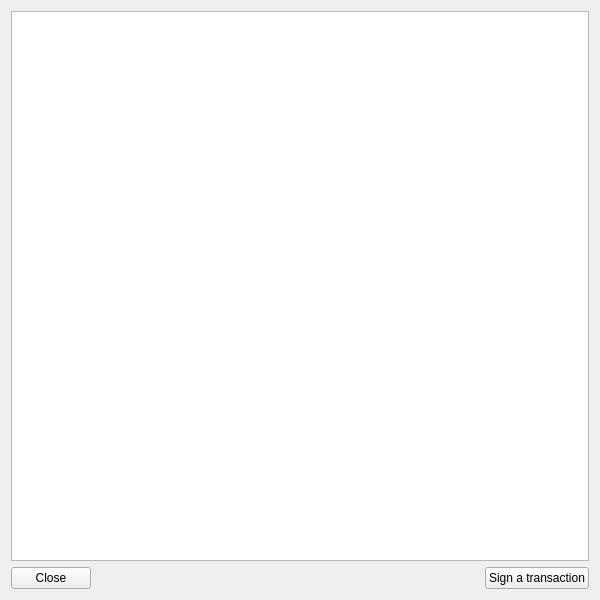
Old version of the form offline_wallet/forms/transactionwindow.ui in the repository bmstu-iu8-2018-project/wallet.
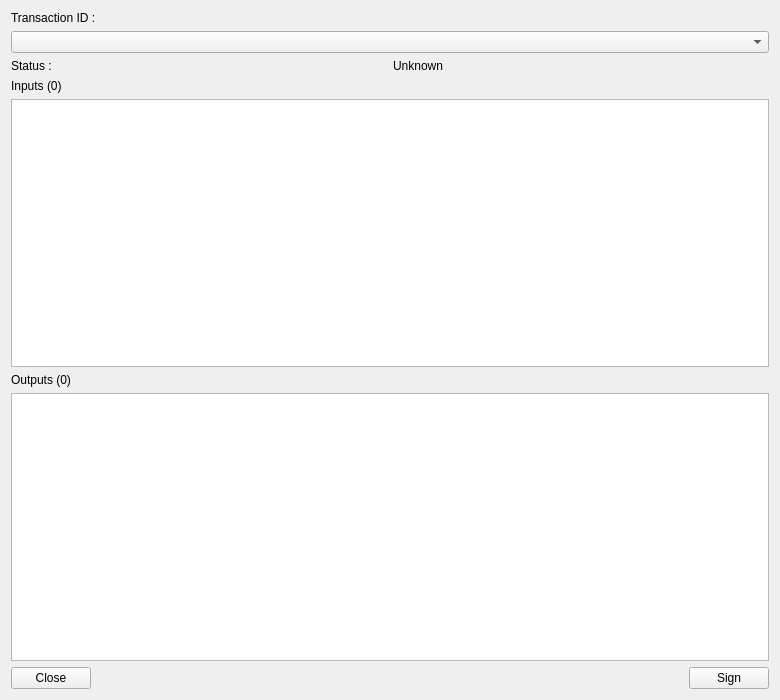
New version of the form.

The edit to the form file:
```diff
--- a/offline_wallet/forms/transactionwindow.ui
+++ b/offline_wallet/forms/transactionwindow.ui
@@ -6,8 +6,8 @@
    <rect>
     <x>0</x>
     <y>0</y>
-    <width>600</width>
-    <height>600</height>
+    <width>780</width>
+    <height>700</height>
    </rect>
   </property>
   <property name="windowTitle">
@@ -15,7 +15,52 @@
   </property>
   <layout class="QVBoxLayout" name="verticalLayout">
    <item>
-    <widget class="QTextBrowser" name="trasaction"/>
+    <widget class="QLabel" name="label_tx_id">
+     <property name="text">
+      <string>Transaction ID :</string>
+     </property>
+    </widget>
+   </item>
+   <item>
+    <widget class="QComboBox" name="tx_id_box"/>
+   </item>
+   <item>
+    <layout class="QHBoxLayout" name="horizontalLayout_2">
+     <item>
+      <widget class="QLabel" name="label_status">
+       <property name="text">
+        <string>Status :</string>
+       </property>
+      </widget>
+     </item>
+     <item>
+      <widget class="QLabel" name="status">
+       <property name="text">
+        <string>Unknown</string>
+       </property>
+      </widget>
+     </item>
+    </layout>
+   </item>
+   <item>
+    <widget class="QLabel" name="label_inputs">
+     <property name="text">
+      <string>Inputs (0)</string>
+     </property>
+    </widget>
+   </item>
+   <item>
+    <widget class="QTableWidget" name="inputs"/>
+   </item>
+   <item>
+    <widget class="QLabel" name="label_outputs">
+     <property name="text">
+      <string>Outputs (0)</string>
+     </property>
+    </widget>
+   </item>
+   <item>
+    <widget class="QTableWidget" name="outputs"/>
    </item>
    <item>
     <layout class="QHBoxLayout" name="horizontalLayout">
@@ -29,7 +74,7 @@
      <item alignment="Qt::AlignRight">
       <widget class="QPushButton" name="sign">
        <property name="text">
-        <string>Sign a transaction</string>
+        <string>Sign</string>
        </property>
       </widget>
      </item>
```
